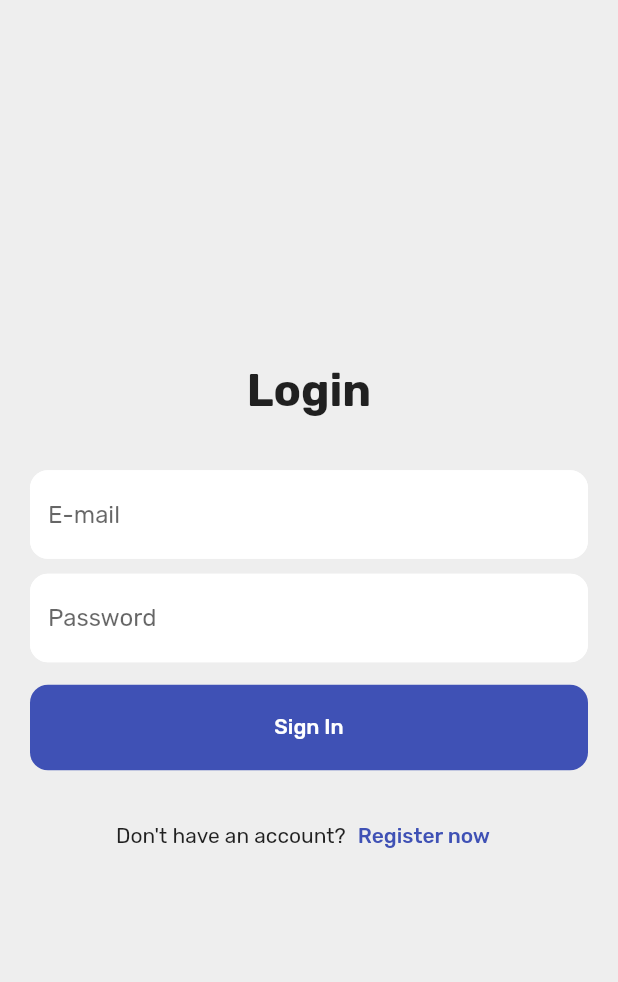
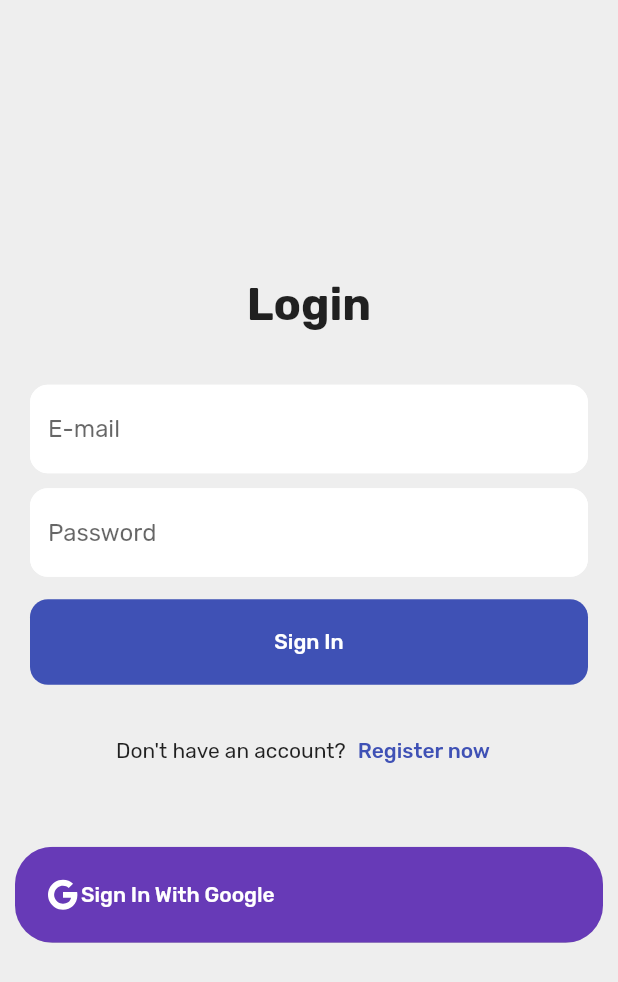
Before and after one commit to Nikil2580/Nimmadhi, a Flutter app: the screen it shows after launch, on a phone screen of 412 x 824 dp. Shown: the top 982 px of the screen. Run offline on Flutter 3.47's test engine with Material 2 defaults, Android fonts, the phone set to English and light mode, and no system bars; our stand-ins replace cloud_firestore, firebase_auth, firebase_core, flutter_remix, google_fonts, google_nav_bar and 1 more; accounts and stored records are empty.

Commit message:
Google Signin Added

```diff
--- a/lib/pages/login_page.dart
+++ b/lib/pages/login_page.dart
@@ -2,6 +2,8 @@
 
 import 'package:firebase_auth/firebase_auth.dart';
 import 'package:flutter/material.dart';
+import 'package:flutter_remix/flutter_remix.dart';
+import 'package:google_sign_in/google_sign_in.dart';
 
 class Login extends StatefulWidget {
   final VoidCallback showRegisterPage;
@@ -12,15 +14,28 @@ class Login extends StatefulWidget {
 }
 
 class _LoginState extends State<Login> {
-  //text controllers
+  //text controllers\
   final _emailController = TextEditingController();
   final _passwordController = TextEditingController();
+  GoogleSignInAccount? _user;
+  GoogleSignInAccount get user => _user!;
 
   Future signIn() async {
     await FirebaseAuth.instance.signInWithEmailAndPassword(
       email: _emailController.text.trim(),
       password: _passwordController.text.trim(),
     );
+  }
+
+  Future signInWithGoogle() async {
+    final googleUser = await GoogleSignIn().signIn();
+    if (googleUser == null) return;
+    _user = googleUser;
+
+    final googleAuth = await googleUser.authentication;
+    final credential = GoogleAuthProvider.credential(
+        accessToken: googleAuth.accessToken, idToken: googleAuth.idToken);
+    await FirebaseAuth.instance.signInWithCredential(credential);
   }
 
   @override
@@ -127,6 +142,33 @@ class _LoginState extends State<Login> {
                       style: TextStyle(color: Colors.indigo, fontSize: 14),
                     ))
               ],
+            ),
+            SizedBox(
+              height: 30,
+            ),
+            Padding(
+              padding: EdgeInsets.symmetric(horizontal: 10.0, vertical: 10.0),
+              child: SizedBox(
+                width: double.infinity,
+                child: ClipRRect(
+                  borderRadius: BorderRadius.circular(25),
+                  child: ElevatedButton(
+                    onPressed: signInWithGoogle,
+                    style: ElevatedButton.styleFrom(
+                      shape: RoundedRectangleBorder(
+                        borderRadius: BorderRadius.circular(12),
+                      ),
+                      padding: EdgeInsets.all(20),
+                      primary: Colors.deepPurple,
+                      elevation: 10,
+                    ),
+                    child: Row(children: [
+                      Icon(FlutterRemix.google_fill),
+                      Text('Sign In With Google')
+                    ]),
+                  ),
+                ),
+              ),
             )
           ],
         ),
--- a/pubspec.yaml
+++ b/pubspec.yaml
@@ -42,6 +42,7 @@ dependencies:
   google_nav_bar: ^5.0.6
   google_fonts: ^3.0.1
   flutter_remix: ^0.0.3
+  google_sign_in: ^5.0.0
 
 dev_dependencies:
   flutter_test:
```
Also changed, not shown: pubspec.lock, 2 other files.
